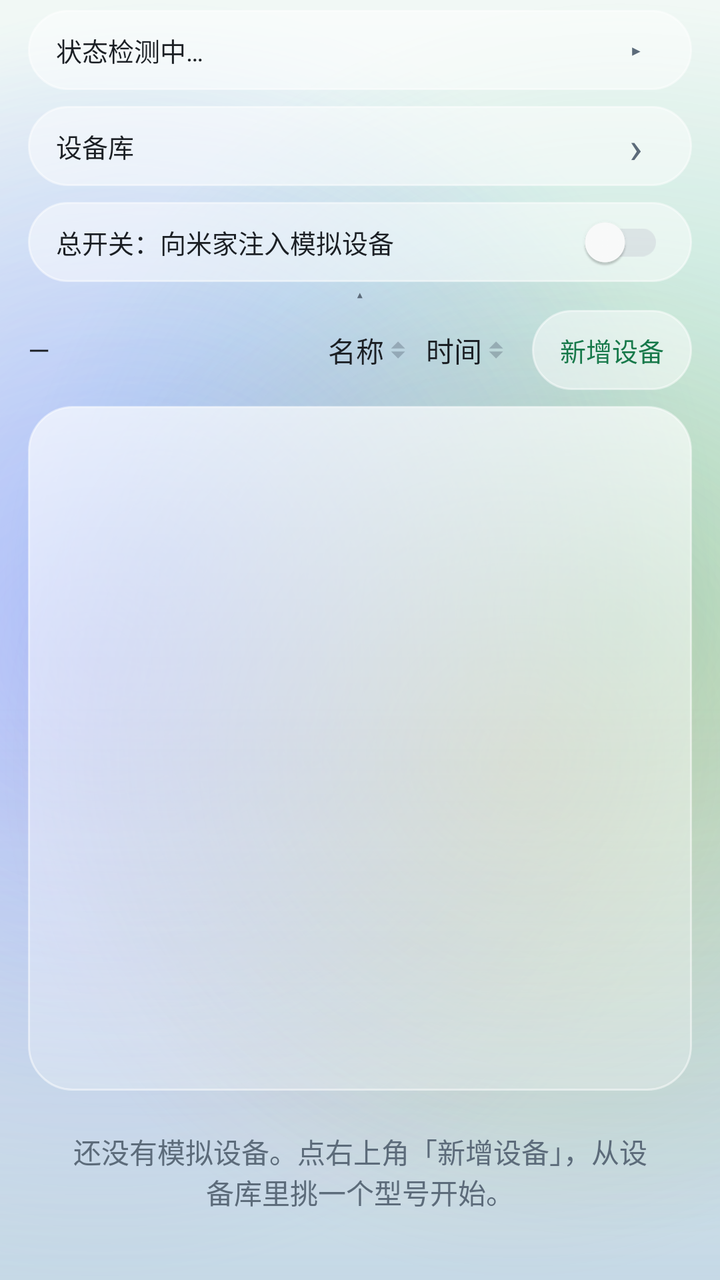
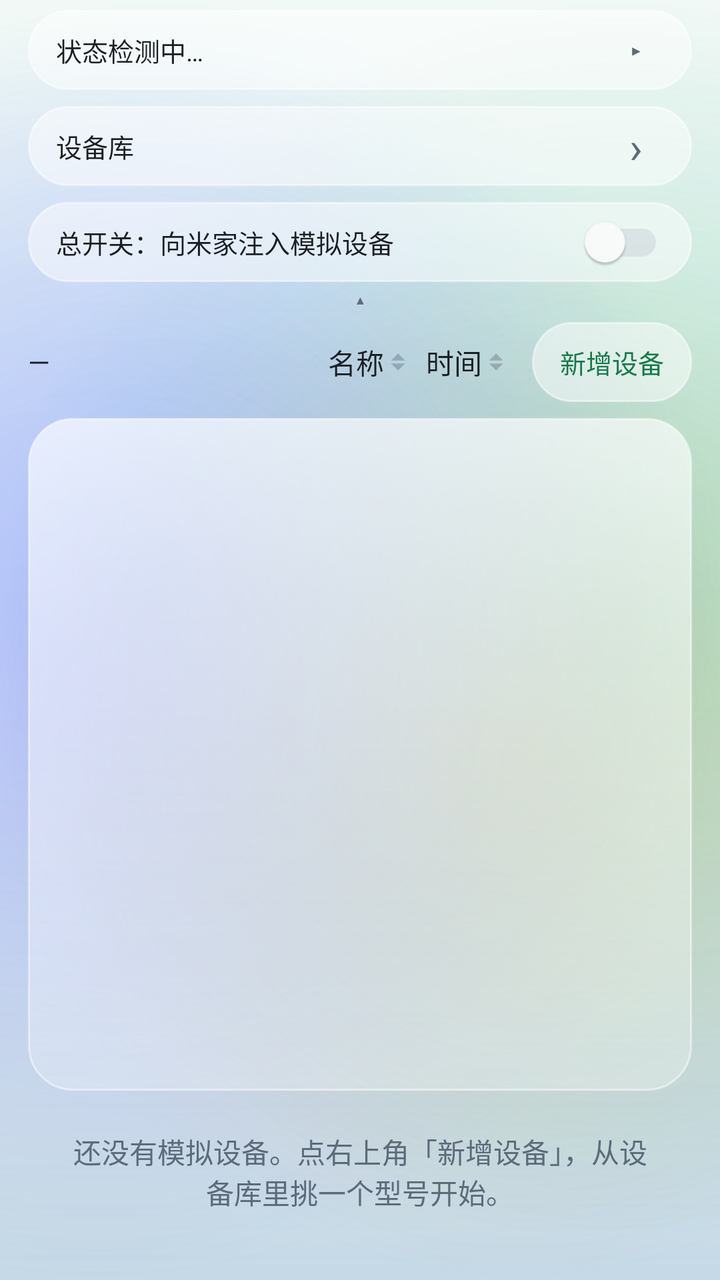

Before-and-after screenshots of an Android layout around one commit, followed by the original layout XML and the change that was made.
<!-- AndroidManifest.xml: application theme Theme.MijiaSim -->
<!-- res/layout/activity_main.xml -->
<?xml version="1.0" encoding="utf-8"?>
<LinearLayout xmlns:android="http://schemas.android.com/apk/res/android"
    android:layout_width="match_parent"
    android:layout_height="match_parent"
    android:orientation="vertical"
    android:paddingLeft="14dp"
    android:paddingTop="5dp"
    android:paddingRight="14dp"
    android:paddingBottom="14dp">

    
    <LinearLayout
        android:id="@+id/top_panel"
        android:layout_width="match_parent"
        android:layout_height="wrap_content"
        android:orientation="vertical">

    
    <LinearLayout
        android:id="@+id/status_card"
        android:layout_width="match_parent"
        android:layout_height="wrap_content"
        android:background="@drawable/bg_glass_pill"
        android:orientation="vertical">

        <LinearLayout
            android:id="@+id/status_header"
            android:layout_width="match_parent"
            android:layout_height="40dp"
            android:background="@drawable/bg_pill_ripple"
            android:clickable="true"
            android:focusable="true"
            android:gravity="center_vertical"
            android:orientation="horizontal"
            android:paddingLeft="14dp"
            android:paddingRight="12dp">

            <TextView
                android:id="@+id/status_summary"
                android:layout_width="0dp"
                android:layout_height="wrap_content"
                android:layout_weight="1"
                android:ellipsize="end"
                android:maxLines="1"
                android:text="@string/status_placeholder"
                android:textColor="@color/ink"
                android:textSize="13sp" />

            <TextView
                android:id="@+id/status_toggle"
                android:layout_width="32dp"
                android:layout_height="32dp"
                android:gravity="center"
                android:text="@string/status_arrow_closed"
                android:textColor="@color/ink_muted"
                android:textSize="14sp" />
        </LinearLayout>

        <TextView
            android:id="@+id/status_text"
            android:layout_width="match_parent"
            android:layout_height="wrap_content"
            android:lineSpacingExtra="3dp"
            android:paddingLeft="16dp"
            android:paddingTop="6dp"
            android:paddingRight="16dp"
            android:paddingBottom="16dp"
            android:text="@string/status_placeholder"
            android:textColor="@color/ink"
            android:textSize="13sp"
            android:visibility="gone" />
    </LinearLayout>

    
    <LinearLayout
        android:id="@+id/btn_open_library"
        android:layout_width="match_parent"
        android:layout_height="40dp"
        android:layout_marginTop="8dp"
        android:background="@drawable/bg_glass_pill"
        android:clickable="true"
        android:focusable="true"
        android:gravity="center_vertical"
        android:orientation="horizontal"
        android:paddingLeft="14dp"
        android:paddingRight="12dp">

        <TextView
            android:layout_width="0dp"
            android:layout_height="wrap_content"
            android:layout_weight="1"
            android:ellipsize="end"
            android:maxLines="1"
            android:text="@string/label_model_library_entry"
            android:textColor="@color/ink"
            android:textSize="13sp" />

        <TextView
            android:layout_width="32dp"
            android:layout_height="32dp"
            android:gravity="center"
            android:text="@string/glyph_chevron"
            android:textColor="@color/ink_muted"
            android:textSize="22sp" />
    </LinearLayout>

    <androidx.appcompat.widget.SwitchCompat
        android:id="@+id/switch_inject"
        android:layout_width="match_parent"
        android:layout_height="40dp"
        android:layout_marginTop="8dp"
        android:background="@drawable/bg_glass_pill"
        android:gravity="center_vertical"
        android:paddingLeft="14dp"
        android:paddingRight="14dp"
        android:text="@string/label_master_switch"
        android:textColor="@color/ink"
        android:textSize="13sp" />
    </LinearLayout>

    
    <TextView
        android:id="@+id/btn_toggle_top"
        android:layout_width="match_parent"
        android:layout_height="12dp"
        android:background="?attr/selectableItemBackgroundBorderless"
        android:clickable="true"
        android:focusable="true"
        android:gravity="center"
        android:includeFontPadding="false"
        android:text="@string/glyph_arrow_up"
        android:textColor="@color/ink_muted"
        android:textSize="9sp" />

    
    <LinearLayout
        android:layout_width="match_parent"
        android:layout_height="wrap_content"
        android:layout_marginTop="2dp"
        android:gravity="center_vertical"
        android:orientation="horizontal">

        <TextView
            android:id="@+id/device_count"
            android:layout_width="0dp"
            android:layout_height="wrap_content"
            android:layout_marginEnd="6dp"
            android:layout_weight="1"
            android:ellipsize="end"
            android:maxLines="1"
            android:text="@string/count_placeholder"
            android:textColor="@color/ink"
            android:textSize="14sp" />

        
        <TextView
            android:id="@+id/btn_sort_name"
            android:layout_width="wrap_content"
            android:layout_height="wrap_content"
            android:background="@null"
            android:clickable="true"
            android:drawablePadding="1dp"
            android:drawableEnd="@drawable/ic_sort_idle"
            android:focusable="true"
            android:foreground="?attr/selectableItemBackgroundBorderless"
            android:gravity="center_vertical"
            android:paddingLeft="4dp"
            android:paddingTop="8dp"
            android:paddingRight="4dp"
            android:paddingBottom="8dp"
            android:text="@string/sort_name"
            android:textColor="@color/ink"
            android:textSize="14sp" />

        <TextView
            android:id="@+id/btn_sort_time"
            android:layout_width="wrap_content"
            android:layout_height="wrap_content"
            android:background="@null"
            android:clickable="true"
            android:drawablePadding="1dp"
            android:drawableEnd="@drawable/ic_sort_idle"
            android:focusable="true"
            android:foreground="?attr/selectableItemBackgroundBorderless"
            android:gravity="center_vertical"
            android:paddingLeft="4dp"
            android:paddingTop="8dp"
            android:paddingRight="4dp"
            android:paddingBottom="8dp"
            android:text="@string/sort_time"
            android:textColor="@color/ink"
            android:textSize="14sp" />

        <Button
            android:id="@+id/btn_add"
            style="@style/Widget.MijiaSim.Button.Pill"
            android:layout_width="wrap_content"
            android:layout_height="wrap_content"
            android:layout_marginStart="8dp"
            android:text="@string/action_add" />
    </LinearLayout>

    
    <androidx.recyclerview.widget.RecyclerView
        android:id="@+id/device_list"
        android:layout_width="match_parent"
        android:layout_height="0dp"
        android:layout_marginTop="8dp"
        android:layout_weight="1"
        android:background="@drawable/bg_glass_list_faint"
        android:padding="4dp"
        android:scrollbars="vertical" />

    <TextView
        android:id="@+id/empty_hint"
        android:layout_width="match_parent"
        android:layout_height="wrap_content"
        android:gravity="center"
        android:padding="20dp"
        android:text="@string/hint_no_device"
        android:textColor="@color/ink_muted"
        android:textSize="14sp" />

</LinearLayout>
<!-- resources referenced by this layout -->
<resources>
  <color name="ink">#FF1B1F24</color>
  <color name="ink_muted">#FF5C6B7A</color>
  <!-- drawable bg_pill_ripple (drawable) -->
  <?xml version="1.0" encoding="utf-8"?>
  <ripple xmlns:android="http://schemas.android.com/apk/res/android"
      android:color="@color/pill_pressed">
      <item android:id="@android:id/mask">
          <shape android:shape="rectangle">
              <solid android:color="#FFFFFFFF" />
              <corners android:radius="99dp" />
          </shape>
      </item>
  </ripple>
  <string name="action_add">新增设备</string>
  <string name="count_placeholder">—</string>
  <string name="glyph_arrow_up">▴</string>
  <string name="glyph_chevron">›</string>
  <string name="hint_no_device">还没有模拟设备。点右上角「新增设备」，从设备库里挑一个型号开始。</string>
  <string name="label_master_switch">总开关：向米家注入模拟设备</string>
  <string name="label_model_library_entry">设备库</string>
  <string name="sort_name">名称</string>
  <string name="sort_time">时间</string>
  <string name="status_arrow_closed">▸</string>
  <string name="status_placeholder">状态检测中…</string>
  <color name="glass_card_faint_bottom">#3DFFFFFF</color>
  <color name="glass_card_faint_top">#A6FFFFFF</color>
  <color name="glass_stroke">#80FFFFFF</color>
  <color name="pill_pressed">#B3FFFFFF</color>
  <color name="pill_disabled">#40FFFFFF</color>
  <color name="glass_stroke_soft">#4DFFFFFF</color>
  <color name="pill_fill">#80FFFFFF</color>
  <color name="accent">#FF2bb673</color>
  <color name="accent_deep">#FF17794A</color>
  <color name="liquid_sky">#FFD8E7F2</color>
  <style name="ThemeOverlay.MijiaSim.ActionBar" parent="ThemeOverlay.AppCompat.Light">
          <item name="colorControlNormal">@color/ink</item>
          <item name="android:textColorPrimary">@color/ink</item>
      </style>
  <style name="Widget.MijiaSim.PopupMenu.Overflow" parent="Widget.AppCompat.PopupMenu.Overflow">
          <item name="android:popupBackground">@drawable/bg_glass_popup</item>
          <item name="android:popupElevation">10dp</item>
          <item name="overlapAnchor">false</item>
          <item name="android:dropDownVerticalOffset">6dp</item>
      </style>
  <style name="Widget.MijiaSim.PopupMenu" parent="Widget.AppCompat.PopupMenu">
          <item name="android:popupBackground">@drawable/bg_glass_popup</item>
          <item name="android:popupElevation">10dp</item>
      </style>
  <style name="TextAppearance.MijiaSim.PopupMenuItem" parent="TextAppearance.AppCompat.Widget.PopupMenu.Large">
          <item name="android:textColor">@color/ink</item>
          <item name="android:textSize">14sp</item>
      </style>
  <style name="Widget.MijiaSim.Switch" parent="Widget.AppCompat.CompoundButton.Switch">
          <item name="trackTint">@color/switch_track</item>
          <item name="thumbTint">@color/switch_thumb</item>
      </style>
  <style name="TextAppearance.MijiaSim.ActionBar.Title" parent="TextAppearance.AppCompat.Widget.ActionBar.Title">
          <item name="android:textColor">@color/ink</item>
          <item name="android:textSize">20sp</item>
          <item name="android:textStyle">bold</item>
          <item name="android:letterSpacing">0.01</item>
      </style>
  <style name="TextAppearance.MijiaSim.ActionBar.Subtitle" parent="TextAppearance.AppCompat.Widget.ActionBar.Subtitle">
          <item name="android:textColor">@color/ink_muted</item>
      </style>
  <!-- drawable bg_glass_dialog (drawable) -->
  <?xml version="1.0" encoding="utf-8"?>
  <shape xmlns:android="http://schemas.android.com/apk/res/android"
      android:shape="rectangle">
      <solid android:color="@color/dialog_fill" />
      <corners android:radius="28dp" />
      <stroke
          android:width="1dp"
          android:color="@color/glass_stroke" />
  </shape>
  <color name="dialog_fill">#F7FFFFFF</color>
  <color name="popup_bottom">#FFF6FAFF</color>
  <color name="popup_top">#FFFFFFFF</color>
  <color name="glass_divider">#14000000</color>
  <!-- unchanged entries left out for length: 9 -->
</resources>

<!-- the commit's change to res/layout/activity_main.xml (unified diff, before → after) -->
@@ -121,16 +121,17 @@
     
     <TextView
         android:id="@+id/btn_toggle_top"
-        android:layout_width="match_parent"
-        android:layout_height="12dp"
-        android:background="?attr/selectableItemBackgroundBorderless"
+        android:layout_width="44dp"
+        android:layout_height="18dp"
+        android:layout_gravity="center_horizontal"
+        android:background="@drawable/bg_pill_ripple"
         android:clickable="true"
         android:focusable="true"
         android:gravity="center"
         android:includeFontPadding="false"
         android:text="@string/glyph_arrow_up"
         android:textColor="@color/ink_muted"
-        android:textSize="9sp" />
+        android:textSize="12sp" />
 
     
     <LinearLayout
